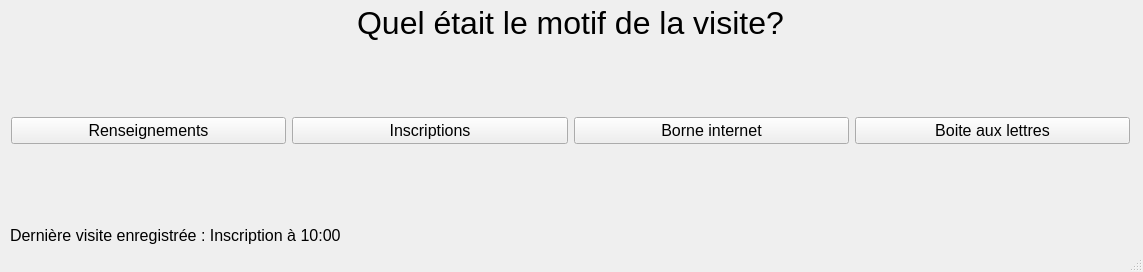
This is mainwindow.ui in david-dasilva/abcSurvey as Qt 5 draws it before an edit. The edited form follows.
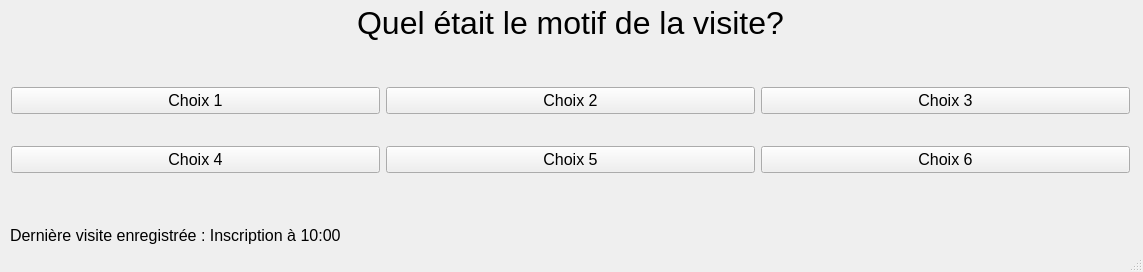
This is the edited form.

```diff
--- a/mainwindow.ui
+++ b/mainwindow.ui
@@ -14,75 +14,6 @@
    <string>Sondage Abc</string>
   </property>
   <widget class="QWidget" name="centralWidget">
-   <widget class="QWidget" name="horizontalLayoutWidget">
-    <property name="geometry">
-     <rect>
-      <x>0</x>
-      <y>50</y>
-      <width>1141</width>
-      <height>161</height>
-     </rect>
-    </property>
-    <layout class="QHBoxLayout" name="horizontalLayout">
-     <item>
-      <widget class="QPushButton" name="choix1">
-       <property name="font">
-        <font>
-         <pointsize>12</pointsize>
-        </font>
-       </property>
-       <property name="text">
-        <string>Renseignements</string>
-       </property>
-       <property name="autoDefault">
-        <bool>false</bool>
-       </property>
-       <property name="default">
-        <bool>false</bool>
-       </property>
-       <property name="flat">
-        <bool>false</bool>
-       </property>
-      </widget>
-     </item>
-     <item>
-      <widget class="QPushButton" name="choix2">
-       <property name="font">
-        <font>
-         <pointsize>12</pointsize>
-        </font>
-       </property>
-       <property name="text">
-        <string>Inscriptions</string>
-       </property>
-      </widget>
-     </item>
-     <item>
-      <widget class="QPushButton" name="choix3">
-       <property name="font">
-        <font>
-         <pointsize>12</pointsize>
-        </font>
-       </property>
-       <property name="text">
-        <string>Borne internet</string>
-       </property>
-      </widget>
-     </item>
-     <item>
-      <widget class="QPushButton" name="choix4">
-       <property name="font">
-        <font>
-         <pointsize>12</pointsize>
-        </font>
-       </property>
-       <property name="text">
-        <string>Boite aux lettres</string>
-       </property>
-      </widget>
-     </item>
-    </layout>
-   </widget>
    <widget class="QLabel" name="label">
     <property name="geometry">
      <rect>
@@ -128,6 +59,107 @@
      <string>Dernière visite enregistrée : Inscription à 10:00</string>
     </property>
    </widget>
+   <widget class="QWidget" name="verticalLayoutWidget">
+    <property name="geometry">
+     <rect>
+      <x>0</x>
+      <y>50</y>
+      <width>1141</width>
+      <height>161</height>
+     </rect>
+    </property>
+    <layout class="QVBoxLayout" name="verticalLayout">
+     <item>
+      <layout class="QHBoxLayout" name="horizontalLayout1">
+       <item>
+        <widget class="QPushButton" name="choix1">
+         <property name="font">
+          <font>
+           <pointsize>12</pointsize>
+          </font>
+         </property>
+         <property name="text">
+          <string>Choix 1</string>
+         </property>
+         <property name="autoDefault">
+          <bool>false</bool>
+         </property>
+         <property name="default">
+          <bool>false</bool>
+         </property>
+         <property name="flat">
+          <bool>false</bool>
+         </property>
+        </widget>
+       </item>
+       <item>
+        <widget class="QPushButton" name="choix2">
+         <property name="font">
+          <font>
+           <pointsize>12</pointsize>
+          </font>
+         </property>
+         <property name="text">
+          <string>Choix 2</string>
+         </property>
+        </widget>
+       </item>
+       <item>
+        <widget class="QPushButton" name="choix3">
+         <property name="font">
+          <font>
+           <pointsize>12</pointsize>
+          </font>
+         </property>
+         <property name="text">
+          <string>Choix 3</string>
+         </property>
+        </widget>
+       </item>
+      </layout>
+     </item>
+     <item>
+      <layout class="QHBoxLayout" name="horizontalLayout2">
+       <item>
+        <widget class="QPushButton" name="choix4">
+         <property name="font">
+          <font>
+           <pointsize>12</pointsize>
+          </font>
+         </property>
+         <property name="text">
+          <string>Choix 4</string>
+         </property>
+        </widget>
+       </item>
+       <item>
+        <widget class="QPushButton" name="choix5">
+         <property name="font">
+          <font>
+           <pointsize>12</pointsize>
+          </font>
+         </property>
+         <property name="text">
+          <string>Choix 5</string>
+         </property>
+        </widget>
+       </item>
+       <item>
+        <widget class="QPushButton" name="choix6">
+         <property name="font">
+          <font>
+           <pointsize>12</pointsize>
+          </font>
+         </property>
+         <property name="text">
+          <string>Choix 6</string>
+         </property>
+        </widget>
+       </item>
+      </layout>
+     </item>
+    </layout>
+   </widget>
   </widget>
   <widget class="QStatusBar" name="statusBar"/>
  </widget>
```
